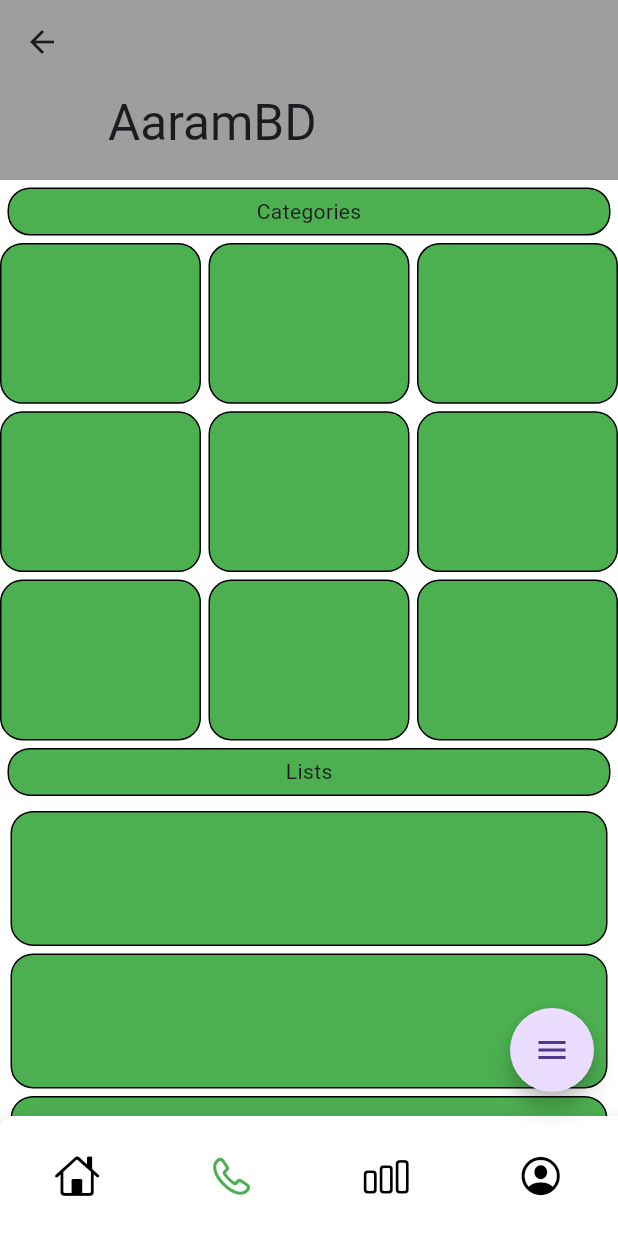
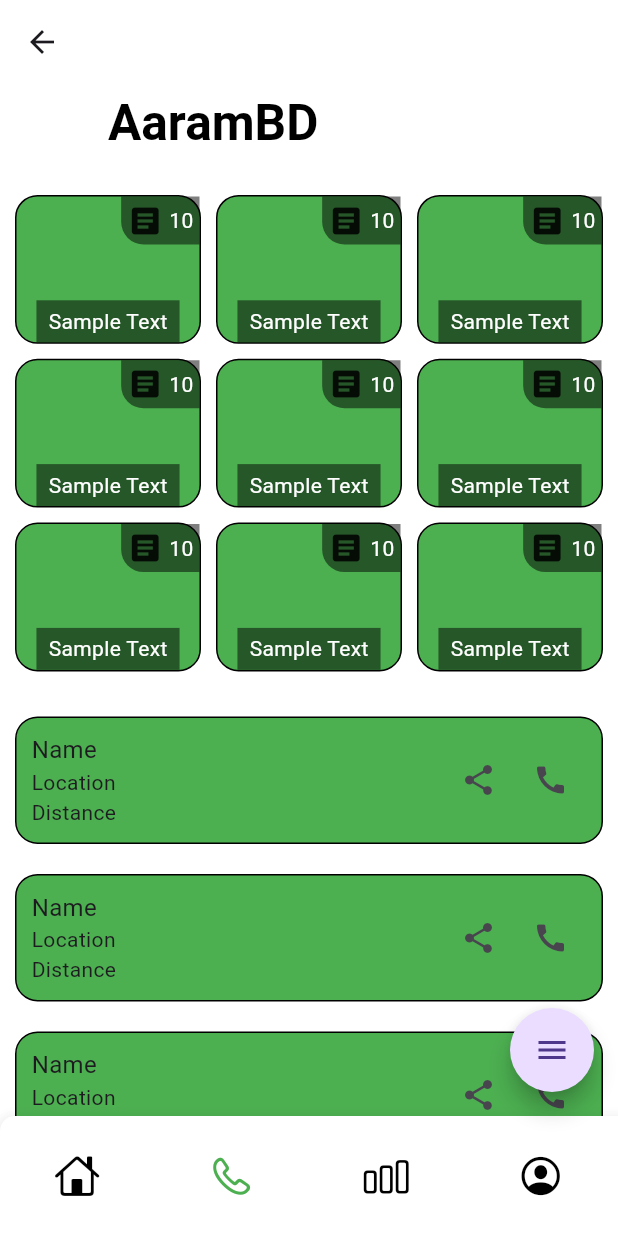
Before and after one commit to hasib94badhon/Mark, a Flutter app: the NavigationScreen screen opened directly, item 2 of the bottom bar chosen, on a phone screen of 412 x 824 dp. Run offline on Flutter 3.47's test engine with Material 3 defaults, Android fonts, the phone set to English and light mode, and no system bars; drawn by our look-alikes of animated_bottom_navigation_bar, flutter_speed_dial; our stand-ins replace fan_carousel_image_slider, flutter_rating_bar, introduction_screen; missing offline and left inert: sms_otp_auto_verify; network calls fail.

Commit message:
Cartpage updation

```diff
--- a/lib/main.dart
+++ b/lib/main.dart
@@ -24,7 +24,7 @@ class MyApp extends StatelessWidget{
         scaffoldBackgroundColor: Colors.white,
       ),
       routes: {
-        "/":(context)=> (NavigationScreen()),
+        "/":(context)=> (SplashScreen()),
       },
     );
   }
--- a/lib/pages/cartPage.dart
+++ b/lib/pages/cartPage.dart
@@ -1,99 +1,149 @@
 import 'package:flutter/material.dart';
-import 'package:flutter/rendering.dart';
-import 'package:aaram_bd/widgets/CartAppBar.dart';
-import 'package:aaram_bd/widgets/CartBottomNavbar.dart';
-import 'package:aaram_bd/widgets/CartItemSamples.dart';
 
-class cartPage extends StatelessWidget {
+
+class CartPage extends StatelessWidget {
   @override
   Widget build(BuildContext context) {
-    return Container(
-      color: Colors.white,
-      child: CustomScrollView(
+    return Scaffold(
+      body: CustomScrollView(
         slivers: <Widget>[
-
           SliverAppBar(
-            //pinned: true,
-            floating: false,
             expandedHeight: 120,
             flexibleSpace: Container(
-              color: Colors.grey,
+              color: Colors.white,
               child: FlexibleSpaceBar(
-                title: Text('AaramBD'),
+                title: Text('AaramBD', style: TextStyle(color: Colors.black, fontWeight: FontWeight.bold),),
               ),
             ),
           ),
-          SliverToBoxAdapter(
-            child: Container(
-              margin: EdgeInsets.all(5),
-              decoration: BoxDecoration(
-                color: Colors.green,
-                border: Border.all(width: 1, color: Colors.black),
-                borderRadius: BorderRadius.circular(15),
+          SliverPadding(
+            padding: EdgeInsets.all(10),
+            sliver: SliverGrid(
+              gridDelegate: SliverGridDelegateWithFixedCrossAxisCount(
+                crossAxisCount: 3,
+                mainAxisSpacing: 10,
+                crossAxisSpacing: 10,
+                childAspectRatio: 1.25,
               ),
-              padding: EdgeInsets.all(5),
-              child: Center(child: Text('Categories')),
-            ),
-          ),
-          SliverGrid(
               delegate: SliverChildBuilderDelegate(
                 (context, index) {
                   return Container(
-                    //margin: EdgeInsets.only(left: 10,right: 10),
                     decoration: BoxDecoration(
                       color: Colors.green,
                       border: Border.all(width: 1, color: Colors.black),
                       borderRadius: BorderRadius.circular(15),
                     ),
                     alignment: Alignment.center,
+                    child: Stack(
+                      children: [
+                        // Placeholder for image
+                        // Image.asset(
+                        //   'images/grid_image_$index.jpg',
+                        //   fit: BoxFit.cover,
+                        //   width: double.infinity,
+                        //   height: double.infinity,
+                        // ),
+                        // Floating text at the bottom
+                        Align(
+                          alignment: Alignment.bottomCenter,
+                          child: Container(
+                            color: Colors.black.withOpacity(0.5),
+                            padding: EdgeInsets.symmetric(
+                              horizontal: 8,
+                              vertical: 4,
+                            ),
+                            child: Text(
+                              'Sample Text',
+                              style: TextStyle(color: Colors.white),
+                            ),
+                          ),
+                        ),
+                        // Number for total posts at the top
+                        Align(
+                          alignment: Alignment.topRight,
+                          child: Container(
+                            padding: EdgeInsets.all(4),
+                            decoration: BoxDecoration(
+                              color: Colors.black.withOpacity(0.5),
+                              borderRadius: BorderRadius.only(
+                                bottomLeft: Radius.circular(15),
+                              ),
+                            ),
+                            child: Row(
+                              mainAxisSize: MainAxisSize.min,
+                              children: [
+                                Icon(Icons.article),
+                                SizedBox(width: 4),
+                                Text(
+                                  '10',
+                                  style: TextStyle(color: Colors.white),
+                                ),
+                              ],
+                            ),
+                          ),
+                        ),
+                      ],
+                    ),
                   );
                 },
                 childCount: 9,
               ),
-              gridDelegate:
-                  // SliverGridDelegateWithMaxCrossAxisExtent(
-                  //   maxCrossAxisExtent: 200,
-                  //   mainAxisSpacing: 10,
-                  //   crossAxisSpacing: 10,
-                  //   childAspectRatio: 4,
-                  //   ),
-                  SliverGridDelegateWithFixedCrossAxisCount(
-                crossAxisCount: 3,
-                mainAxisSpacing: 5,
-                crossAxisSpacing: 5,
-                childAspectRatio: 1.25,
-
-              )),
-          SliverToBoxAdapter(
-            child: Container(
-              margin: EdgeInsets.all(5),
-              decoration: BoxDecoration(
-                color: Colors.green,
-                border: Border.all(width: 1, color: Colors.black),
-                borderRadius: BorderRadius.circular(15),
-              ),
-              padding: EdgeInsets.all(5),
-              child: Center(child: Text('Lists')),
             ),
           ),
-          SliverList(
+          SliverPadding(
+            padding: EdgeInsets.all(10),
+            sliver: SliverList(
               delegate: SliverChildBuilderDelegate(
-            (context, index) {
-              return Container(
-                margin: EdgeInsets.only(left: 7, right: 7, top: 5),
-                decoration: BoxDecoration(
+                (context, index) {
+                  return Container(
+                    margin: EdgeInsets.symmetric(vertical: 10),
+                    padding: EdgeInsets.all(10),
+                    decoration: BoxDecoration(
                       color: Colors.green,
                       border: Border.all(width: 1, color: Colors.black),
                       borderRadius: BorderRadius.circular(15),
                     ),
-                height: 90,
-                alignment: Alignment.center,
-              );
-            },
-            childCount: 10,
-          )),
+                    child: Row(
+                      mainAxisAlignment: MainAxisAlignment.spaceBetween,
+                      children: [
+                        Expanded(
+                          child: Column(
+                            crossAxisAlignment: CrossAxisAlignment.start,
+                            children: [
+                              Text('Name', style: TextStyle(fontSize: 16)),
+                              Text('Location', style: TextStyle(fontSize: 14)),
+                              Text('Distance', style: TextStyle(fontSize: 14)),
+                            ],
+                          ),
+                        ),
+                        Row(
+                          children: [
+                            IconButton(
+                              onPressed: () {},
+                              icon: Icon(Icons.share),
+                            ),
+                            IconButton(
+                              onPressed: () {},
+                              icon: Icon(Icons.call),
+                            ),
+                          ],
+                        ),
+                      ],
+                    ),
+                  );
+                },
+                childCount: 10,
+              ),
+            ),
+          ),
         ],
       ),
     );
   }
 }
+
+void main() {
+  runApp(MaterialApp(
+    home: CartPage(),
+  ));
+}
--- a/lib/screens/navigation_screen.dart
+++ b/lib/screens/navigation_screen.dart
@@ -1,11 +1,12 @@
+import 'package:aaram_bd/pages/cartPage.dart';
 import 'package:flutter/cupertino.dart';
 import 'package:flutter/material.dart';
 import 'package:aaram_bd/pages/Homepage.dart';
-import 'package:aaram_bd/pages/cartPage.dart';
 import 'package:aaram_bd/screens/favorite_screen.dart';
 import 'package:aaram_bd/screens/advert_screen.dart';
 import 'package:flutter_speed_dial/flutter_speed_dial.dart';
 import 'package:animated_bottom_navigation_bar/animated_bottom_navigation_bar.dart';
+import 'package:aaram_bd/pages/cartPage.dart';
 
 class NavigationScreen extends StatefulWidget {
   const NavigationScreen({Key? key});
@@ -19,7 +20,7 @@ class _NavigationScreenState extends State<NavigationScreen> {
 
   List<Widget> pages = [
     FavoriteScreen(),
-    cartPage(),
+    CartPage(),
     Homepage(),
     AdvertScreen(),
   ];
```
